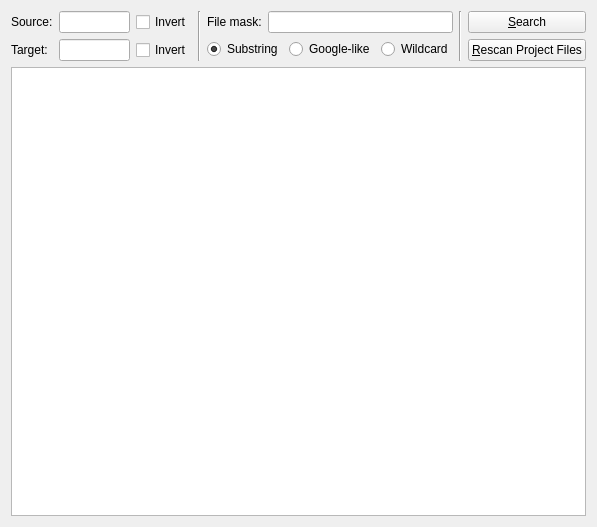
First picture: the form in src/tm/queryoptions.ui, repository KDE/lokalize, before the edit.
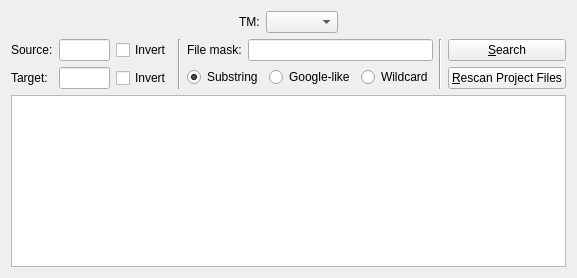
Second picture: the form after the edit. Custom widgets are drawn as their Qt base class.

Commit message: BUG:179297 tm tab: allow choosing translation memory to search in

What changed in the file:
```diff
--- a/src/tm/queryoptions.ui
+++ b/src/tm/queryoptions.ui
@@ -6,11 +6,51 @@
    <rect>
     <x>0</x>
     <y>0</y>
-    <width>597</width>
-    <height>527</height>
+    <width>577</width>
+    <height>278</height>
    </rect>
   </property>
   <layout class="QVBoxLayout">
+   <item>
+    <layout class="QHBoxLayout" name="horizontalLayout_2">
+     <item>
+      <spacer name="horizontalSpacer_2">
+       <property name="orientation">
+        <enum>Qt::Horizontal</enum>
+       </property>
+       <property name="sizeHint" stdset="0">
+        <size>
+         <width>40</width>
+         <height>20</height>
+        </size>
+       </property>
+      </spacer>
+     </item>
+     <item>
+      <widget class="QLabel" name="label">
+       <property name="text">
+        <string>TM:</string>
+       </property>
+      </widget>
+     </item>
+     <item>
+      <widget class="QComboBox" name="dbName"/>
+     </item>
+     <item>
+      <spacer name="horizontalSpacer">
+       <property name="orientation">
+        <enum>Qt::Horizontal</enum>
+       </property>
+       <property name="sizeHint" stdset="0">
+        <size>
+         <width>40</width>
+         <height>20</height>
+        </size>
+       </property>
+      </spacer>
+     </item>
+    </layout>
+   </item>
    <item>
     <layout class="QHBoxLayout" name="queryLayout">
      <property name="sizeConstraint">
```
The commit also changes 4 other files.
